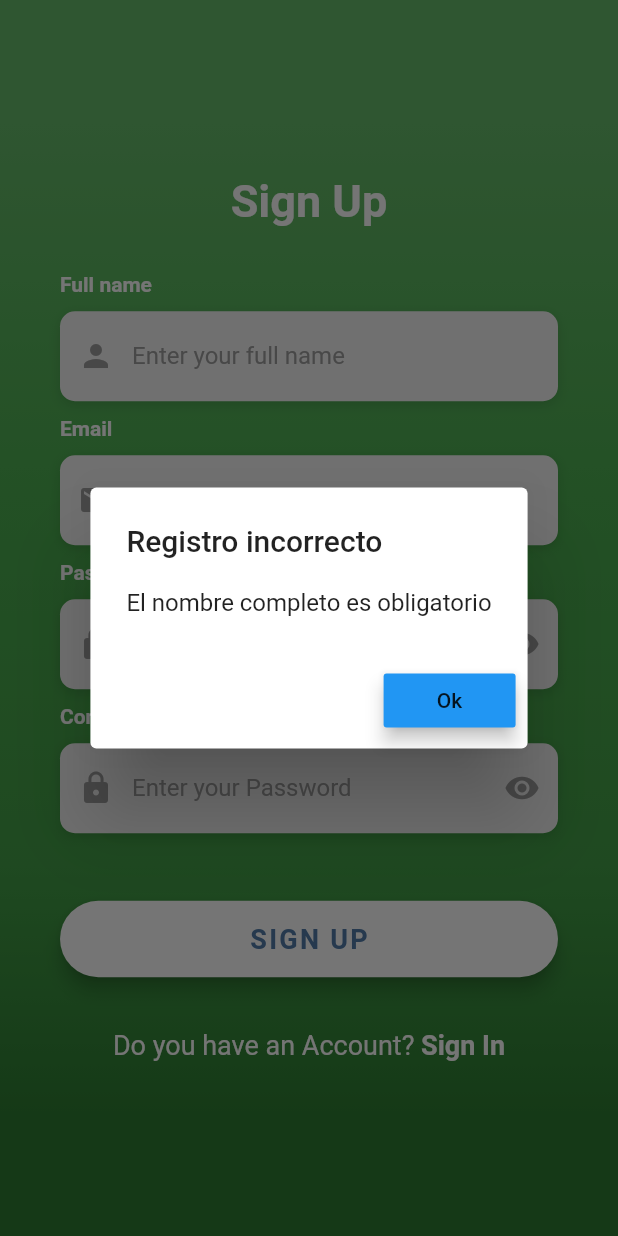
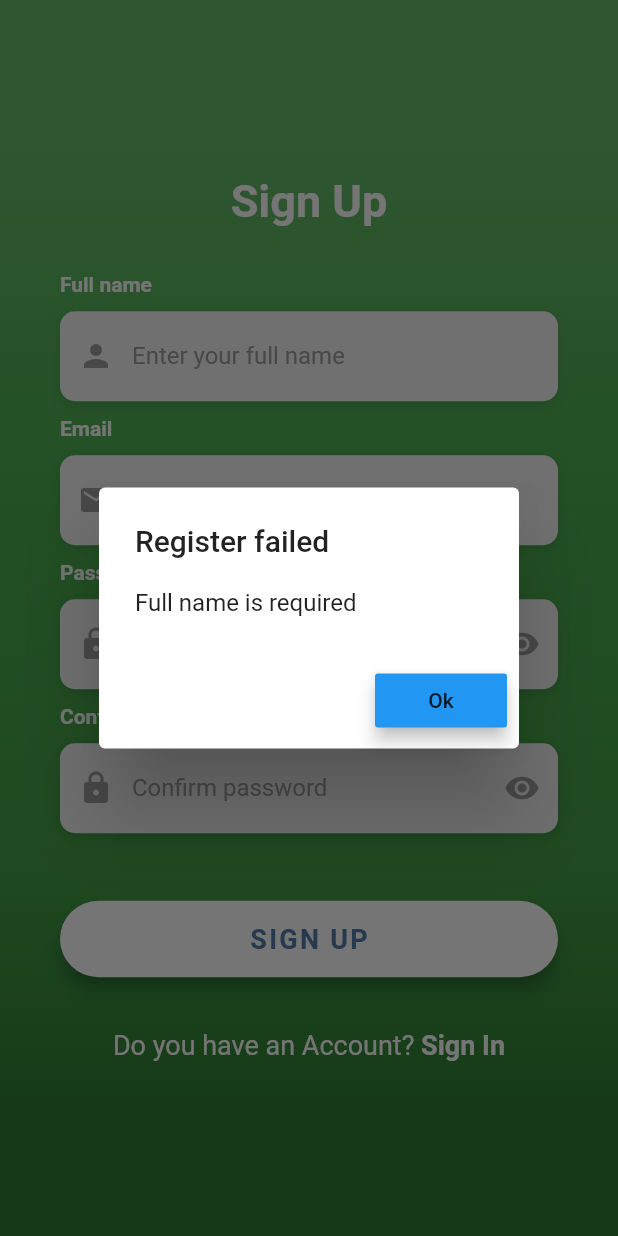
Before and after one commit to Crissavino/fulbito, a Flutter app: the SignupScreen screen opened by its route, after a tap on "SIGN UP", on a phone screen of 412 x 824 dp. Run offline on Flutter 3.47's test engine with Material 2 defaults, Android fonts, the phone set to English and light mode, and no system bars; our stand-ins replace device_info, flutter_secure_storage, image_picker, socket_io_client; accounts and stored records are empty; Roboto replaces fonts that are missing (OpenSans).

Commit message:
add translations

```diff
--- a/lib/globals/environment.dart
+++ b/lib/globals/environment.dart
@@ -1,6 +1,6 @@
 class Environment {
   // static String apiUrl = 'http://localhost:3000/api';
   // static String socketUrl = 'http://localhost:3000';
-  static String apiUrl = 'https://b95830f6f367.eu.ngrok.io/api';
-  static String socketUrl = 'https://b95830f6f367.eu.ngrok.io';
+  static String apiUrl = 'https://c7c1a4dafc46.eu.ngrok.io/api';
+  static String socketUrl = 'https://c7c1a4dafc46.eu.ngrok.io';
 }
--- a/lib/globals/translations.dart
+++ b/lib/globals/translations.dart
@@ -9,10 +9,22 @@ const translations = {
     'rememberMe': 'Remember me',
     'signInWith': 'Sign in with',
     'dontAccount': 'Don\'t have an account? ',
-    'loginFails': 'Login wrong',
-    'mandatoryPass': 'The password is mandatory',
+    'loginFails': 'Login failed',
+    'mandatoryPass': 'The password is required',
     'passWithMoreSix': 'Enter a password with more than 6 characters',
-    'checkCredentials': 'Check yours credentials'
+    'checkCredentials': 'Check yours credentials',
+    'signUp': 'Sign Up',
+    'fullName': 'Full name',
+    'enterFullName': 'Enter your full name',
+    'confirmPassword': 'Confirm password',
+    'enterConfirmPassword': 'Confirm password',
+    'registerFails': 'Register failed',
+    'mandatoryFullName': 'Full name is required',
+    'mandatoryEmail': 'The email is required',
+    'mandatoryConfirmPass': 'Password confirmation is mandatory',
+    'passNotMatch': 'Passwords do not match',
+    'invalidCredentials': 'Your credentials are not valid'
+
   },
   'es': {
     'signIn': 'Iniciar sesión',
@@ -27,6 +39,18 @@ const translations = {
     'loginFails': 'Login incorrecto',
     'mandatoryPass': 'La contraseña es obligatoria',
     'passWithMoreSix': 'Ingresá una contraseña con mas de 6 caracteres',
-    'checkCredentials': 'Revise su credenciales'
+    'checkCredentials': 'Revise su credenciales',
+    'signUp': 'Registro',
+    'fullName': 'Nombre completo',
+    'enterFullName': 'Enter your full name',
+    'confirmPassword': 'Confirmar contraseña',
+    'enterConfirmPassword': 'Confirmar contraseña',
+    'registerFails': 'Registro incorrecto',
+    'mandatoryFullName': 'El nombre completo es obligatorio',
+    'mandatoryEmail': 'El email es obligatorio',
+    'mandatoryConfirmPass': 'La confirmacion de la contraseña es obligatoria',
+    'passNotMatch': 'Las contraseñas no coinciden',
+    'invalidCredentials': 'Sus credenciales no son validas'
+
   }
 };
--- a/lib/screens/auth/signin_screen.dart
+++ b/lib/screens/auth/signin_screen.dart
@@ -92,8 +92,6 @@ class _SigninScreenState extends State<SigninScreen> {
           decoration: kBoxDecorationStyle,
           height: 60.0,
           child: TextFormField(
-            // validator: (val) =>
-            //     val.length < 6 ? 'Enter a password 6+ chars long' : null,
             obscureText: cantSeePassword,
             style: TextStyle(
               color: Colors.grey[700],
--- a/lib/screens/auth/signup_screen.dart
+++ b/lib/screens/auth/signup_screen.dart
@@ -4,6 +4,7 @@ import 'package:flutter/material.dart';
 import 'package:flutter/services.dart';
 import 'package:fulbito/globals/constants.dart';
 import 'package:fulbito/globals/mostrar_alerta.dart';
+import 'package:fulbito/globals/translations.dart';
 import 'package:fulbito/screens/auth/signin_screen.dart';
 import 'package:fulbito/services/auth_service.dart';
 import 'package:fulbito/services/socket_service.dart';
@@ -31,7 +32,7 @@ class _SignupScreenState extends State<SignupScreen> {
 
   Text _buildPageTitle() {
     return Text(
-      'Sign Up',
+      translations[localeName]['signUp'],
       style: TextStyle(
         color: Colors.white,
         fontFamily: 'OpenSans',
@@ -46,7 +47,7 @@ class _SignupScreenState extends State<SignupScreen> {
       crossAxisAlignment: CrossAxisAlignment.start,
       children: <Widget>[
         Text(
-          'Full name',
+          translations[localeName]['fullName'],
           style: kLabelStyle,
         ),
         SizedBox(height: 10.0),
@@ -56,6 +57,7 @@ class _SignupScreenState extends State<SignupScreen> {
           height: 60.0,
           child: TextFormField(
             keyboardType: TextInputType.name,
+            textCapitalization: TextCapitalization.sentences,
             style: TextStyle(
               color: Colors.grey[700],
               fontFamily: 'OpenSans',
@@ -67,7 +69,7 @@ class _SignupScreenState extends State<SignupScreen> {
                 Icons.person,
                 color: Colors.grey,
               ),
-              hintText: 'Enter your full name',
+              hintText: translations[localeName]['enterFullName'],
               hintStyle: kHintTextStyle,
             ),
             onChanged: (val) {
@@ -84,7 +86,7 @@ class _SignupScreenState extends State<SignupScreen> {
       crossAxisAlignment: CrossAxisAlignment.start,
       children: <Widget>[
         Text(
-          'Email',
+          translations[localeName]['email'],
           style: kLabelStyle,
         ),
         SizedBox(height: 10.0),
@@ -93,7 +95,7 @@ class _SignupScreenState extends State<SignupScreen> {
           decoration: kBoxDecorationStyle,
           height: 60.0,
           child: TextFormField(
-            keyboardType: TextInputType.text,
+            keyboardType: TextInputType.emailAddress,
             style: TextStyle(
               color: Colors.grey[700],
               fontFamily: 'OpenSans',
@@ -105,7 +107,7 @@ class _SignupScreenState extends State<SignupScreen> {
                 Icons.email,
                 color: Colors.grey,
               ),
-              hintText: 'Enter your Email',
+              hintText: translations[localeName]['enterEmail'],
               hintStyle: kHintTextStyle,
             ),
             onChanged: (val) {
@@ -122,7 +124,7 @@ class _SignupScreenState extends State<SignupScreen> {
       crossAxisAlignment: CrossAxisAlignment.start,
       children: <Widget>[
         Text(
-          'Password',
+          translations[localeName]['password'],
           style: kLabelStyle,
         ),
         SizedBox(height: 10.0),
@@ -163,7 +165,7 @@ class _SignupScreenState extends State<SignupScreen> {
                   });
                 },
               ),
-              hintText: 'Enter your Password',
+              hintText: translations[localeName]['enterPass'],
               hintStyle: kHintTextStyle,
             ),
           ),
@@ -177,7 +179,7 @@ class _SignupScreenState extends State<SignupScreen> {
       crossAxisAlignment: CrossAxisAlignment.start,
       children: <Widget>[
         Text(
-          'Confirm password',
+          translations[localeName]['confirmPassword'],
           style: kLabelStyle,
         ),
         SizedBox(height: 10.0),
@@ -216,7 +218,7 @@ class _SignupScreenState extends State<SignupScreen> {
                   });
                 },
               ),
-              hintText: 'Enter your Password',
+              hintText: translations[localeName]['enterConfirmPassword'],
               hintStyle: kHintTextStyle,
             ),
           ),
@@ -265,25 +267,46 @@ class _SignupScreenState extends State<SignupScreen> {
             : () async {
                 if (fullName.isEmpty) {
                   mostrarAlerta(
-                      context, 'Registro incorrecto', 'El nombre completo es obligatorio');
+                      context,
+                      translations[localeName]['registerFails'],
+                      translations[localeName]['mandatoryFullName']
+                  );
                 } else if (email.isEmpty) {
-                  mostrarAlerta(context, 'Registro incorrecto',
-                      'El email es obligatorio');
+                  mostrarAlerta(
+                      context,
+                      translations[localeName]['registerFails'],
+                      translations[localeName]['mandatoryEmail']
+                  );
                 } else if (password.isEmpty) {
-                  mostrarAlerta(context, 'Registro incorrecto',
-                      'La contraseña es obligatoria');
+                  mostrarAlerta(
+                      context,
+                      translations[localeName]['registerFails'],
+                      translations[localeName]['mandatoryPass']
+                  );
                 } else if (password.length < 6) {
-                  mostrarAlerta(context, 'Registro incorrecto',
-                      'Ingresá una contraseña con mas de 6 caracteres');
+                  mostrarAlerta(
+                      context,
+                      translations[localeName]['registerFails'],
+                      translations[localeName]['passWithMoreSix']
+                  );
                 } else if (confirmPassword.isEmpty) {
-                  mostrarAlerta(context, 'Registro incorrecto',
-                      'La confirmacion de la contraseña es obligatoria');
+                  mostrarAlerta(
+                      context,
+                      translations[localeName]['registerFails'],
+                      translations[localeName]['mandatoryConfirmPass']
+                  );
                 } else if (confirmPassword.length < 6) {
-                  mostrarAlerta(context, 'Registro incorrecto',
-                      'Ingresá una contraseña con mas de 6 caracteres');
+                  mostrarAlerta(
+                      context,
+                      translations[localeName]['registerFails'],
+                      translations[localeName]['passWithMoreSix']
+                  );
                 } else if (password != confirmPassword) {
-                  mostrarAlerta(context, 'Registro incorrecto',
-                      'Las contraseñas no coinciden');
+                  mostrarAlerta(
+                      context,
+                      translations[localeName]['registerFails'],
+                      translations[localeName]['passNotMatch']
+                  );
                 } else {
                   final registerResp = await _authService.register(
                       this.fullName, this.email, this.password);
@@ -291,9 +314,11 @@ class _SignupScreenState extends State<SignupScreen> {
                     await _socketService.connect(_authService.user);
                     Navigator.pushReplacementNamed(context, 'chats');
                   } else {
-                    // mostrar alerta
-                    mostrarAlerta(context, 'Registro incorrecto',
-                        'Sus credenciales no son validas');
+                    mostrarAlerta(
+                        context,
+                        translations[localeName]['registerFails'],
+                        translations[localeName]['invalidCredentials']
+                    );
                   }
                 }
               },
```
